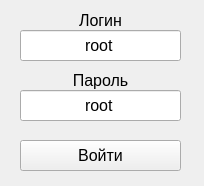
Before: the Qt Designer form loginForm.ui in knkf/4ebnaja_praktika, drawn with Qt 5.
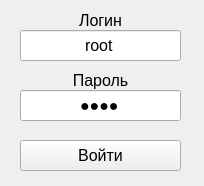
After: the same form once the commit is applied.

The edit to the form file:
```diff
--- a/loginForm.ui
+++ b/loginForm.ui
@@ -111,6 +111,9 @@
     <property name="text">
      <string>root</string>
     </property>
+    <property name="echoMode">
+     <enum>QLineEdit::Password</enum>
+    </property>
     <property name="alignment">
      <set>Qt::AlignCenter</set>
     </property>
```
